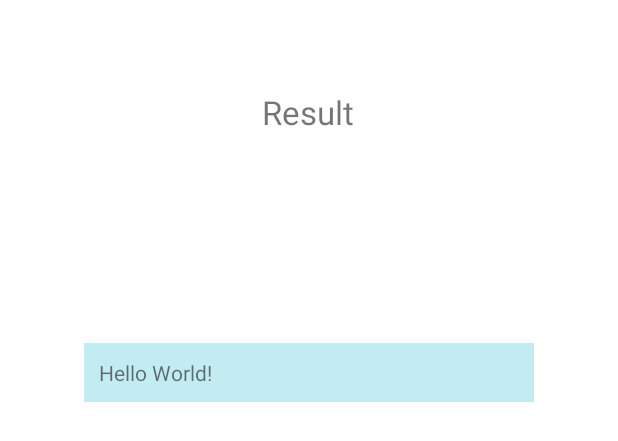
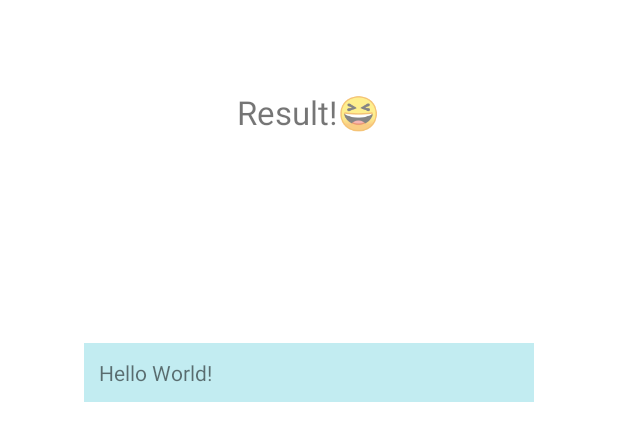
Before and after one commit to selina-9911/Math-Solver-Android-App, an Android app: the layout activity_main.xml on its own in the app's theme, with its tools: preview values and no code run, on a phone screen of 412 x 824 dp. Shown: the top 441 px of the screen. Run offline under Robolectric (Android 15) with nearby library versions, the phone set to English and light mode, and no system bars.

Commit message:
front end edit

```diff
--- a/Project/Group7/app/src/main/res/layout/activity_main.xml
+++ b/Project/Group7/app/src/main/res/layout/activity_main.xml
@@ -11,7 +11,7 @@
         android:layout_width="wrap_content"
         android:layout_height="wrap_content"
         android:layout_marginTop="60dp"
-        android:text="Result"
+        android:text="Result!😆"
         android:textSize="22sp"
         android:textFontWeight="100"
         app:layout_constraintEnd_toEndOf="parent"
```
